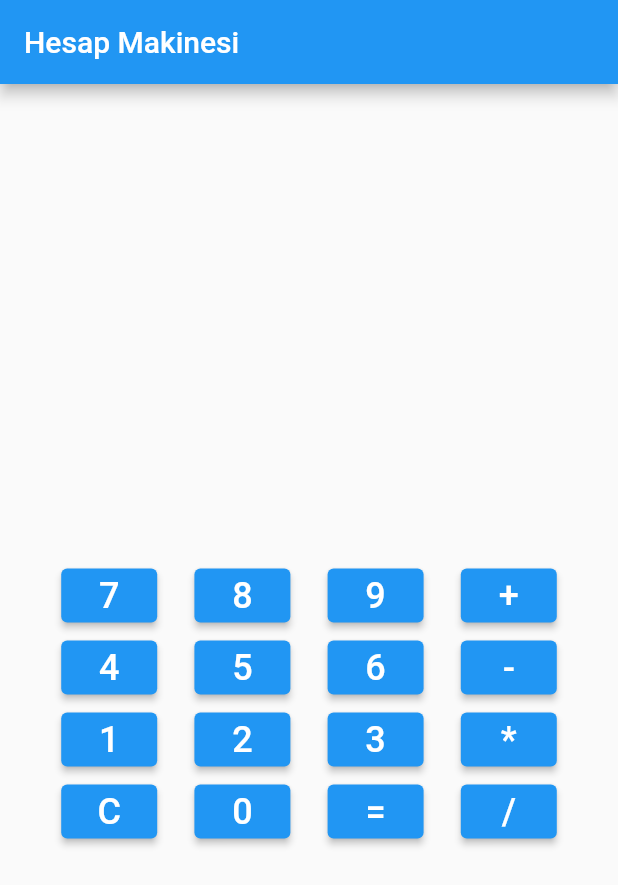
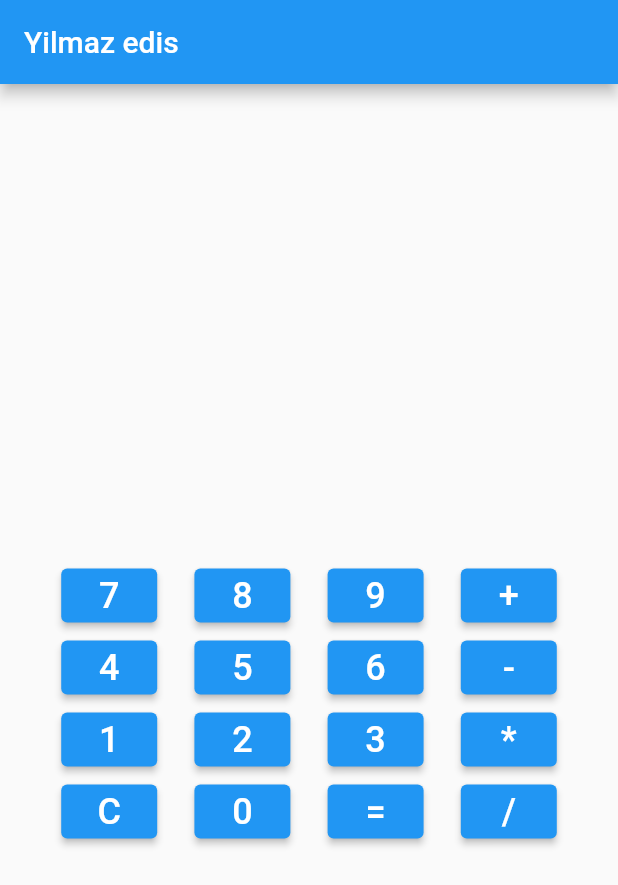
Before and after one commit to AhmetRecaiElcan/calculator1, a Flutter app: the screen it shows after launch, on a phone screen of 412 x 824 dp. Shown: the top 885 px of the screen. Run offline on Flutter 3.47's test engine with Material 2 defaults, Android fonts, the phone set to English and light mode, and no system bars; missing offline and left inert: dart:html.

Commit message:
16.10.2023

```diff
--- a/lib/main.dart
+++ b/lib/main.dart
@@ -89,7 +89,7 @@ class _CalculatorState extends State<Calculator> {
   Widget build(BuildContext context) {
     return Scaffold(
       appBar: AppBar(
-        title: Text('Hesap Makinesi'),
+        title: Text('Yilmaz edis'),
       ),
       body: Padding(
         padding: const EdgeInsets.all(16.0),
```
Also changed, not shown: 1 other file.
